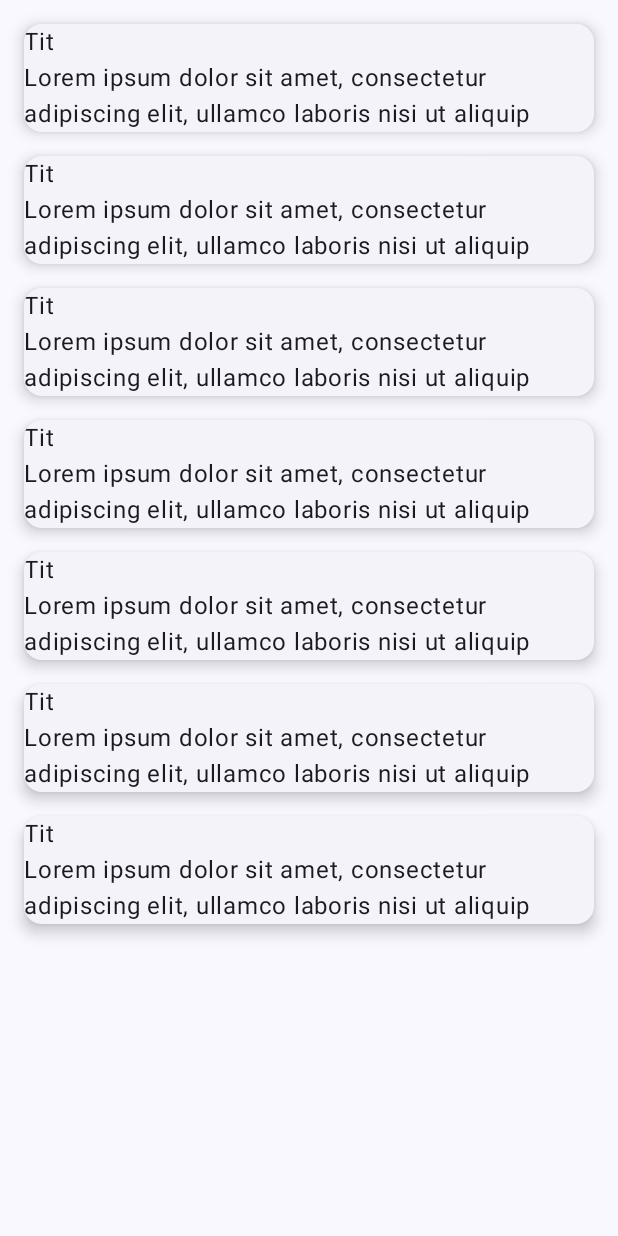
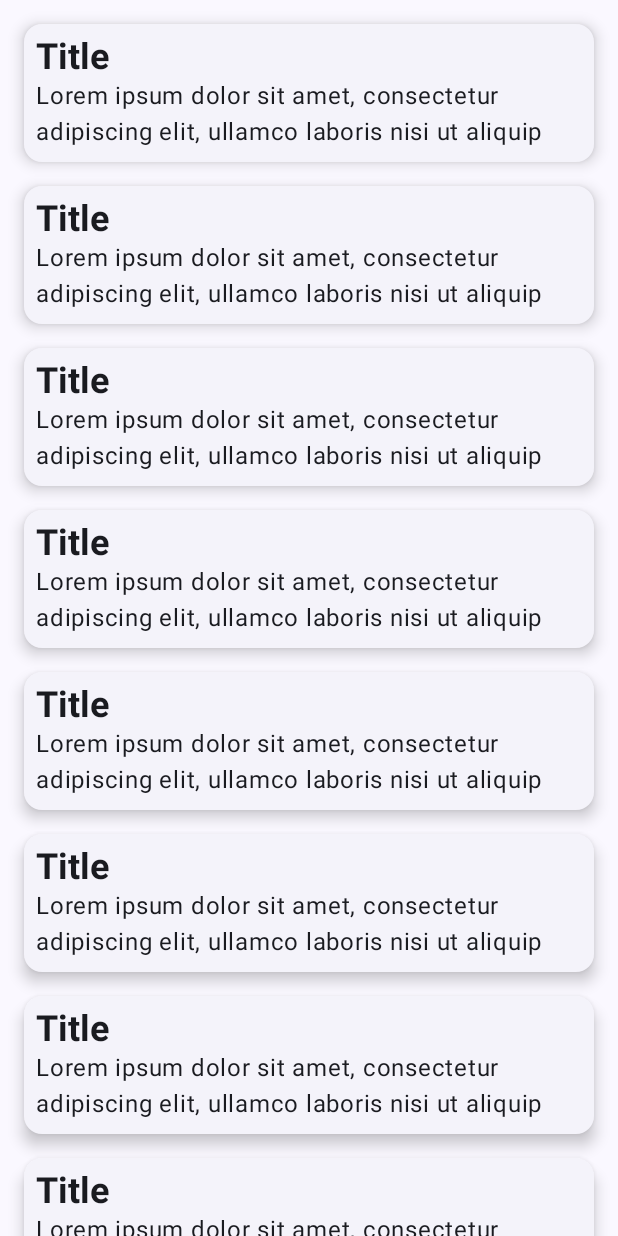
Before and after one commit to TEDDAC/ToutDouxListe-Android, an Android app built with Jetpack Compose: the screen it shows after launch (MainActivity), on a phone screen of 412 x 824 dp. Run offline under Robolectric (Android 15) with nearby library versions, the phone set to English and light mode, and no system bars.

Commit message:
Roadmap and backlog

```diff
--- a/app/src/main/java/com/teddac/toutdouxliste/ui/component/TaskCard.kt
+++ b/app/src/main/java/com/teddac/toutdouxliste/ui/component/TaskCard.kt
@@ -1,5 +1,6 @@
 package com.teddac.toutdouxliste.ui.component
 
+import android.graphics.fonts.FontStyle
 import androidx.compose.foundation.layout.Column
 import androidx.compose.foundation.layout.fillMaxWidth
 import androidx.compose.foundation.layout.padding
@@ -9,7 +10,10 @@ import androidx.compose.material3.ElevatedCard
 import androidx.compose.material3.Text
 import androidx.compose.runtime.Composable
 import androidx.compose.ui.Modifier
+import androidx.compose.ui.text.TextStyle
+import androidx.compose.ui.text.font.FontWeight
 import androidx.compose.ui.unit.dp
+import androidx.compose.ui.unit.sp
 
 @Composable
 fun TaskCard(){
@@ -18,10 +22,12 @@ fun TaskCard(){
             defaultElevation = 6.dp
         ),
         modifier = Modifier
-            .padding(8.dp)
             .fillMaxWidth()
     ) {
-        Column {
+        Column (
+            modifier = Modifier
+                .padding(8.dp)
+        ) {
             TaskCardTitle("Title")
             TaskCardDescription("Lorem ipsum dolor sit amet, consectetur adipiscing elit, ullamco laboris nisi ut aliquip")
         }
@@ -32,8 +38,10 @@ fun TaskCard(){
 fun TaskCardTitle(text: String = ""){
     Text(
         text,
-        modifier = Modifier
-            .size(24.dp)
+        style = TextStyle(
+            fontSize = 24.sp,
+            fontWeight = FontWeight.Bold
+        )
     )
 }
 
--- a/app/src/main/java/com/teddac/toutdouxliste/ui/page/ListPage.kt
+++ b/app/src/main/java/com/teddac/toutdouxliste/ui/page/ListPage.kt
@@ -1,7 +1,10 @@
 package com.teddac.toutdouxliste.ui.page
 
+import androidx.compose.foundation.layout.Arrangement
 import androidx.compose.foundation.layout.Column
+import androidx.compose.foundation.layout.PaddingValues
 import androidx.compose.foundation.layout.padding
+import androidx.compose.foundation.lazy.LazyColumn
 import androidx.compose.runtime.Composable
 import androidx.compose.ui.Alignment
 import androidx.compose.ui.Modifier
@@ -12,18 +15,36 @@ import com.teddac.toutdouxliste.ui.theme.ToutDouxListeTheme
 
 @Composable
 fun ListPage(modifier: Modifier = Modifier){
-    Column (
+    LazyColumn (
         horizontalAlignment = Alignment.CenterHorizontally,
-        modifier = Modifier
-            .padding(8.dp)
+        contentPadding = PaddingValues(16.dp), // padding around list, not between each element
+        verticalArrangement = Arrangement.spacedBy(16.dp),
     ) {
+        item {
             TaskCard()
+        }
+        item {
             TaskCard()
+        }
+        item {
             TaskCard()
+        }
+        item {
             TaskCard()
+        }
+        item {
             TaskCard()
+        }
+        item {
             TaskCard()
+        }
+        item {
             TaskCard()
+        }
+        item {
+            TaskCard()
+        }
+
     }
 }
 
```
Also changed, not shown: 1 other file. Lines whose indentation alone changed are shown as unchanged.
